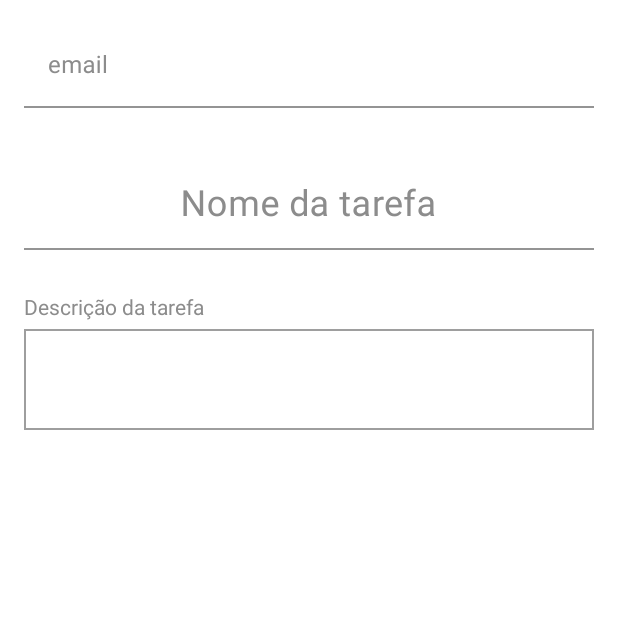
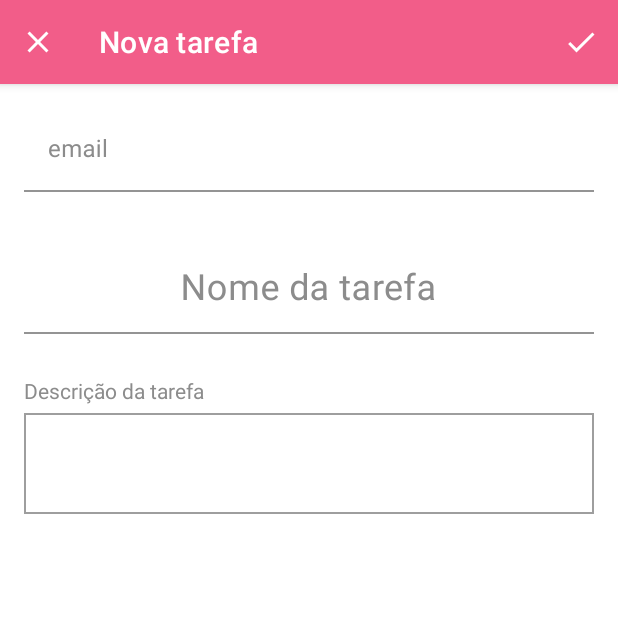
Before and after one commit to dosSantos-Paulo/Sofie_TodoList, an Android app: the NewTodoFragment screen opened through its navigation route, on a phone screen of 412 x 824 dp, the top half of it. Run offline under Robolectric (Android 15) with nearby library versions, the phone set to English and light mode, and no system bars.

Commit message:
add multifuncional Toolbar

```diff
--- a/app/src/main/java/com/devdossantos/sofie/view/NewTodoFragment.kt
+++ b/app/src/main/java/com/devdossantos/sofie/view/NewTodoFragment.kt
@@ -5,7 +5,13 @@ import androidx.fragment.app.Fragment
 import android.view.LayoutInflater
 import android.view.View
 import android.view.ViewGroup
+import android.widget.EditText
+import android.widget.ImageButton
+import android.widget.Toast
+import androidx.appcompat.widget.Toolbar
+import androidx.navigation.Navigation
 import com.devdossantos.sofie.R
+import com.google.android.material.textfield.TextInputLayout
 
 
 class NewTodoFragment : Fragment() {
@@ -18,4 +24,45 @@ class NewTodoFragment : Fragment() {
         return inflater.inflate(R.layout.fragment_new_todo, container, false)
     }
 
+    override fun onViewCreated(view: View, savedInstanceState: Bundle?) {
+
+        super.onViewCreated(view, savedInstanceState)
+        val navController = Navigation.findNavController(view)
+        val closeButton = view.findViewById<ImageButton>(R.id.btn_cancelNewTodo_newTodo)
+        val proceedButton = view.findViewById<ImageButton>(R.id.btn_proceed_newTodo)
+
+        val email = view.findViewById<TextInputLayout>(R.id.editText_email_newTodo).editText
+        val todo = view.findViewById<TextInputLayout>(R.id.editText_todoName_newTodo).editText
+        val todoDescription =
+            view.findViewById<TextInputLayout>(R.id.editText_todoDescription_newTodo).editText
+
+        closeButton.setOnClickListener {
+            navController.popBackStack()
+        }
+
+        proceedButton.setOnClickListener {
+            if (isNullText(email)) {
+                email?.error = getString(R.string.emailError)
+            }
+            if (isNullText(todo)) {
+                todo?.error = getString(R.string.todoError)
+            }
+            if (isNullText(todoDescription)){
+                todoDescription?.error = getString(R.string.todoDescriptionError)
+            }
+            if (!isNullText(email) && !isNullText(todo) && !isNullText(todoDescription)) {
+                Toast.makeText(view.context, "Enviou nova tarefa", Toast.LENGTH_SHORT).show()
+
+                email?.text?.clear()
+                todo?.text?.clear()
+                todoDescription?.text?.clear()
+            }
+
+        }
+
+    }
+
+    private fun isNullText(editText: EditText?) = editText?.text.isNullOrEmpty()
+
+
 }
--- /dev/null
+++ b/app/src/main/res/drawable/ic_baseline_check_24.xml
@@ -0,0 +1,10 @@
+<vector xmlns:android="http://schemas.android.com/apk/res/android"
+    android:width="24dp"
+    android:height="24dp"
+    android:viewportWidth="24"
+    android:viewportHeight="24"
+    android:tint="?attr/colorControlNormal">
+  <path
+      android:fillColor="@android:color/white"
+      android:pathData="M9,16.17L4.83,12l-1.42,1.41L9,19 21,7l-1.41,-1.41z"/>
+</vector>
--- /dev/null
+++ b/app/src/main/res/drawable/ic_baseline_close_24.xml
@@ -0,0 +1,10 @@
+<vector xmlns:android="http://schemas.android.com/apk/res/android"
+    android:width="24dp"
+    android:height="24dp"
+    android:viewportWidth="24"
+    android:viewportHeight="24"
+    android:tint="?attr/colorControlNormal">
+  <path
+      android:fillColor="@android:color/white"
+      android:pathData="M19,6.41L17.59,5 12,10.59 6.41,5 5,6.41 10.59,12 5,17.59 6.41,19 12,13.41 17.59,19 19,17.59 13.41,12z"/>
+</vector>
--- a/app/src/main/res/layout/fragment_main.xml
+++ b/app/src/main/res/layout/fragment_main.xml
@@ -6,17 +6,30 @@
     android:layout_height="match_parent"
     tools:context=".view.MainFragment">
 
+    <com.google.android.material.appbar.AppBarLayout
+        android:layout_width="match_parent"
+        android:layout_height="wrap_content"
+        app:layout_constraintTop_toTopOf="parent">
+
+        <androidx.appcompat.widget.Toolbar
+            app:titleTextColor="@color/defoultBackGround"
+            app:title="@string/app_name"
+            android:layout_width="match_parent"
+            android:layout_height="wrap_content" />
+
+    </com.google.android.material.appbar.AppBarLayout>
+
     <com.google.android.material.floatingactionbutton.FloatingActionButton
         android:id="@+id/btn_addNewTodo_main"
         android:layout_width="wrap_content"
         android:layout_height="wrap_content"
         android:layout_margin="16dp"
+        android:backgroundTint="@color/addButtonColor"
         android:contentDescription="@string/add_button"
         app:layout_constraintBottom_toBottomOf="parent"
         app:layout_constraintEnd_toEndOf="parent"
+        app:srcCompat="@drawable/ic_baseline_add_24"
         app:tint="@color/brightColour"
-        android:backgroundTint="@color/addButtonColor"
-        app:srcCompat="@drawable/ic_baseline_add_24"
         tools:ignore="VectorDrawableCompat" />
 
 </androidx.constraintlayout.widget.ConstraintLayout>
--- a/app/src/main/res/layout/fragment_new_todo.xml
+++ b/app/src/main/res/layout/fragment_new_todo.xml
@@ -5,19 +5,62 @@
     android:layout_width="match_parent"
     android:layout_height="match_parent"
     android:orientation="vertical"
-    android:padding="@dimen/defautPadding"
     tools:context=".view.NewTodoFragment">
+
+    <com.google.android.material.appbar.AppBarLayout
+        android:id="@+id/appBarLayout"
+        android:layout_width="match_parent"
+        android:layout_height="wrap_content"
+        app:layout_constraintTop_toTopOf="parent">
+
+        <LinearLayout
+            android:layout_width="match_parent"
+            android:layout_height="match_parent"
+            android:orientation="horizontal">
+
+            <ImageButton
+                android:id="@+id/btn_cancelNewTodo_newTodo"
+                android:layout_width="50dp"
+                android:layout_height="match_parent"
+                android:layout_gravity="center_vertical"
+                android:background="@color/totalTranslucent"
+                android:src="@drawable/ic_baseline_close_24"
+                android:tint="@color/defoultBackGround" />
+
+            <androidx.appcompat.widget.Toolbar
+                android:layout_width="0dp"
+                android:layout_height="wrap_content"
+                android:layout_weight="1"
+                app:title="@string/nova_tarefa"
+                app:titleTextColor="@color/defoultBackGround" />
+
+            <ImageButton
+                android:id="@+id/btn_proceed_newTodo"
+                android:layout_width="50dp"
+                android:layout_height="match_parent"
+                android:layout_gravity="center_vertical"
+                android:background="@color/totalTranslucent"
+                android:src="@drawable/ic_baseline_check_24"
+                android:tint="@color/defoultBackGround" />
+
+        </LinearLayout>
+
+
+    </com.google.android.material.appbar.AppBarLayout>
 
     <com.google.android.material.textfield.TextInputLayout
         android:id="@+id/editText_email_newTodo"
         android:layout_width="match_parent"
         android:layout_height="wrap_content"
+        android:layout_marginStart="@dimen/defautPadding"
+        android:layout_marginTop="@dimen/defautPadding"
+        android:layout_marginEnd="@dimen/defautPadding"
         android:hint="@string/email"
         android:textColorHint="@color/hintColor"
         app:layout_constraintBottom_toTopOf="@+id/editText_todoName_newTodo"
         app:layout_constraintEnd_toEndOf="parent"
         app:layout_constraintStart_toStartOf="parent"
-        app:layout_constraintTop_toTopOf="parent">
+        app:layout_constraintTop_toBottomOf="@+id/appBarLayout">
 
         <com.google.android.material.textfield.TextInputEditText
             android:layout_width="match_parent"
@@ -32,7 +75,9 @@
         android:id="@+id/editText_todoName_newTodo"
         android:layout_width="match_parent"
         android:layout_height="wrap_content"
+        android:layout_marginStart="@dimen/defautPadding"
         android:layout_marginTop="@dimen/marginMed"
+        android:layout_marginEnd="@dimen/defautPadding"
         android:hint="@string/nome_da_tarefa"
         android:textColorHint="@color/hintColor"
         app:layout_constraintEnd_toEndOf="parent"
@@ -54,7 +99,9 @@
         android:id="@+id/textView"
         android:layout_width="match_parent"
         android:layout_height="wrap_content"
+        android:layout_marginStart="@dimen/defautPadding"
         android:layout_marginTop="@dimen/marginMed"
+        android:layout_marginEnd="@dimen/defautPadding"
         android:text="@string/descricao_da_tarefa"
         android:textColor="@color/hintColor"
         app:layout_constraintEnd_toEndOf="parent"
@@ -67,6 +114,9 @@
         style="@style/Widget.MaterialComponents.TextInputLayout.OutlinedBox"
         android:layout_width="match_parent"
         android:layout_height="0dp"
+        android:layout_marginStart="@dimen/defautPadding"
+        android:layout_marginEnd="@dimen/defautPadding"
+        android:layout_marginBottom="@dimen/defautPadding"
         app:boxCornerRadiusBottomEnd="0dp"
         app:boxCornerRadiusBottomStart="0dp"
         app:boxCornerRadiusTopEnd="0dp"
--- a/app/src/main/res/values/colors.xml
+++ b/app/src/main/res/values/colors.xml
@@ -5,7 +5,7 @@
     <color name="colorPrimary">#F25D89</color>
     <color name="colorPrimaryDark">#F4516B</color>
     <color name="colorAccent">#9F9F9F</color>
-    <color name="defaltBackGround">#FFFFFF</color>
+    <color name="defoultBackGround">#FFFFFF</color>
     <color name="totalTranslucent">#00FFFFFF</color>
 
 <!--    Button Colors   -->
@@ -16,5 +16,6 @@
     <color name="hintColor">#8C8C8C</color>
     <color name="textPrimary">#F4516B</color>
     <color name="textSecundary">#F68698</color>
+    <color name="textBright">#FFFFFF</color>
 
 </resources>
--- a/app/src/main/res/values/strings.xml
+++ b/app/src/main/res/values/strings.xml
@@ -9,5 +9,9 @@
     <string name="email">email</string>
     <string name="nome_da_tarefa">Nome da tarefa</string>
     <string name="descricao_da_tarefa">Descrição da tarefa</string>
+    <string name="nova_tarefa">Nova tarefa</string>
+    <string name="emailError">Digite um email</string>
+    <string name="todoError">Deve conter um título</string>
+    <string name="todoDescriptionError">Insira uma descrição</string>
 
 </resources>
```
